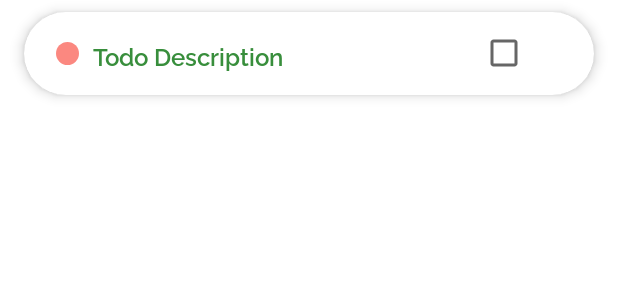
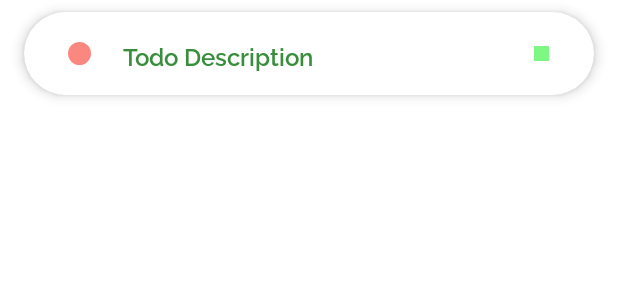
Before and after one commit to akshaykumar04/todo-app, an Android app: the layout item_todo_list.xml on its own in the app's theme, with its tools: preview values and no code run, on a phone screen of 412 x 824 dp. Shown: the top 300 px of the screen. Run offline under Robolectric (Android 15) with nearby library versions, the phone set to English and light mode, and no system bars.

Commit message:
Check Box per list (Green)

```diff
--- /dev/null
+++ b/app/src/main/res/drawable/check_per_item.xml
@@ -0,0 +1,7 @@
+<?xml version="1.0" encoding="utf-8"?>
+<shape xmlns:android="http://schemas.android.com/apk/res/android">
+    <solid android:color="@color/circle6" />
+    <size
+        android:width="5dp"
+        android:height="5dp" />
+</shape>
--- a/app/src/main/res/layout/item_todo_list.xml
+++ b/app/src/main/res/layout/item_todo_list.xml
@@ -45,14 +45,25 @@
                 app:layout_constraintBottom_toBottomOf="parent"
                 app:layout_constraintEnd_toEndOf="parent"
                 app:layout_constraintTop_toTopOf="parent"
-                app:layout_constraintVertical_bias="0.478" />
+                app:layout_constraintVertical_bias="0.478"
+                android:visibility="gone"/>
+
+            <TextView
+                android:layout_width="10dp"
+                android:layout_height="10dp"
+                android:background="@drawable/check_per_item"
+                app:layout_constraintBottom_toBottomOf="parent"
+                app:layout_constraintEnd_toEndOf="parent"
+                app:layout_constraintHorizontal_bias="0.444"
+                app:layout_constraintStart_toEndOf="@+id/tv_todo_desc"
+                app:layout_constraintTop_toTopOf="parent" />
 
             <TextView
                 android:id="@+id/tv_todo_desc"
                 android:layout_width="250dp"
                 android:layout_height="22dp"
-                android:layout_marginEnd="8dp"
-                android:layout_marginRight="8dp"
+                android:layout_marginEnd="64dp"
+                android:layout_marginRight="64dp"
                 android:ellipsize="end"
                 android:fontFamily="@font/raleway_semibold"
                 android:maxLines="1"
```
